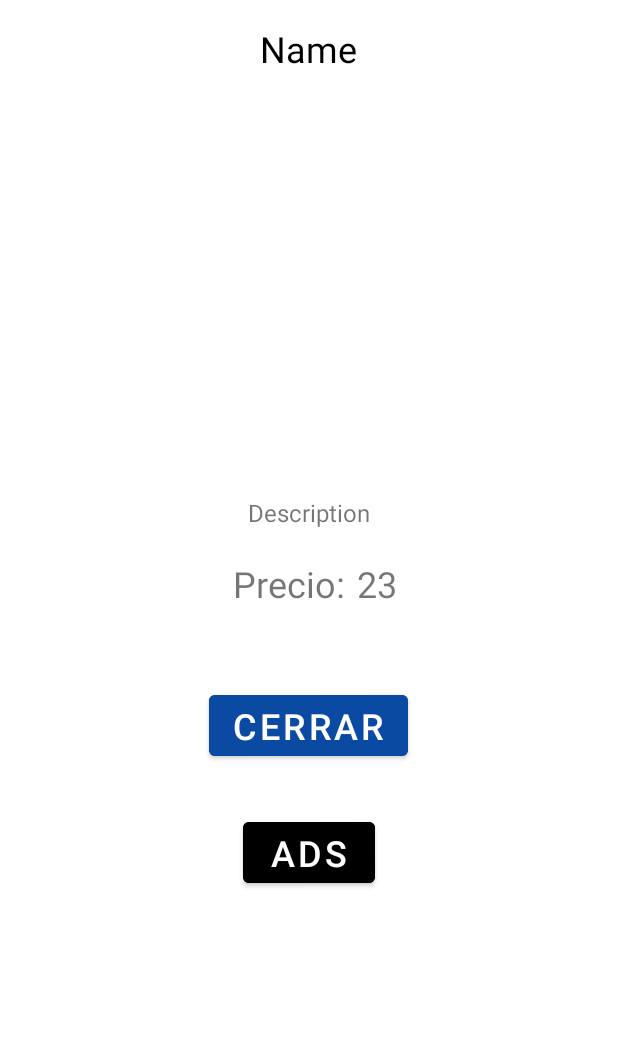
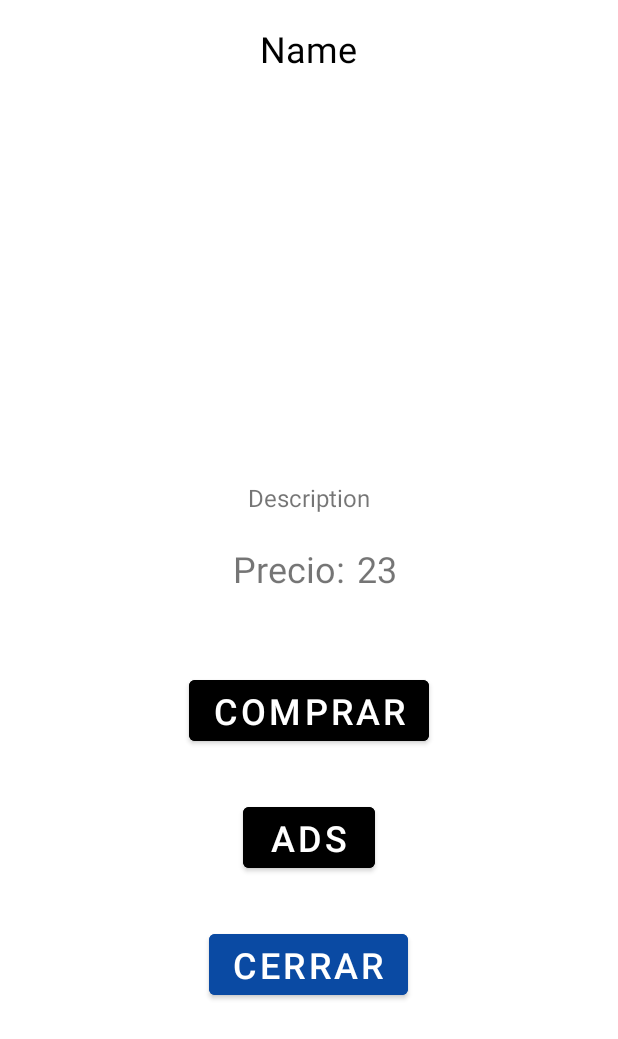
Before and after one commit to benjaespinosa-20/PracticeArchitecture, an Android app: the layout fragment_detail.xml on its own in the app's theme, with its tools: preview values and no code run, on a phone screen of 412 x 824 dp. Shown: the top 1039 px of the screen. Run offline under Robolectric (Android 15) with nearby library versions, the phone set to English and light mode, and no system bars.

Commit message:
Add new Button Comprar

```diff
--- a/app/src/main/res/layout/fragment_detail.xml
+++ b/app/src/main/res/layout/fragment_detail.xml
@@ -7,6 +7,15 @@
     android:orientation="vertical">
 
     <!-- TODO: Update blank fragment layout -->
+
+    <ScrollView
+        android:layout_width="match_parent"
+        android:layout_height="match_parent">
+
+        <LinearLayout
+            android:layout_width="match_parent"
+            android:layout_height="wrap_content"
+            android:orientation="vertical">
 
             <com.google.android.gms.ads.AdView
                 xmlns:ads="http://schemas.android.com/apk/res-auto"
@@ -32,8 +41,8 @@
 
             <ImageView
                 android:id="@+id/detailImage"
-        android:layout_width="250dp"
-        android:layout_height="250dp"
+                android:layout_width="240dp"
+                android:layout_height="240dp"
                 android:layout_marginHorizontal="16dp"
                 android:layout_gravity="center_horizontal"/>
 
@@ -76,14 +85,14 @@
             </LinearLayout>
 
             <Button
-        android:id="@+id/btnDetail"
+                android:id="@+id/btnComprar"
                 android:layout_width="wrap_content"
                 android:layout_height="wrap_content"
-        android:text="Cerrar"
+                android:text="Comprar"
                 android:textSize="24sp"
                 android:layout_marginHorizontal="16dp"
                 android:layout_marginVertical="16dp"
-        android:backgroundTint="@color/especial"
+                android:backgroundTint="@color/black"
                 android:layout_gravity="center_horizontal"/>
 
             <Button
@@ -97,4 +106,19 @@
                 android:backgroundTint="@color/black"
                 android:layout_gravity="center_horizontal"/>
 
+            <Button
+                android:id="@+id/btnDetail"
+                android:layout_width="wrap_content"
+                android:layout_height="wrap_content"
+                android:text="Cerrar"
+                android:textSize="24sp"
+                android:layout_marginHorizontal="16dp"
+                android:layout_marginVertical="16dp"
+                android:backgroundTint="@color/especial"
+                android:layout_gravity="center_horizontal"/>
+
         </LinearLayout>
+
+    </ScrollView>
+
+</LinearLayout>
```
Lines whose indentation alone changed are shown as unchanged.
